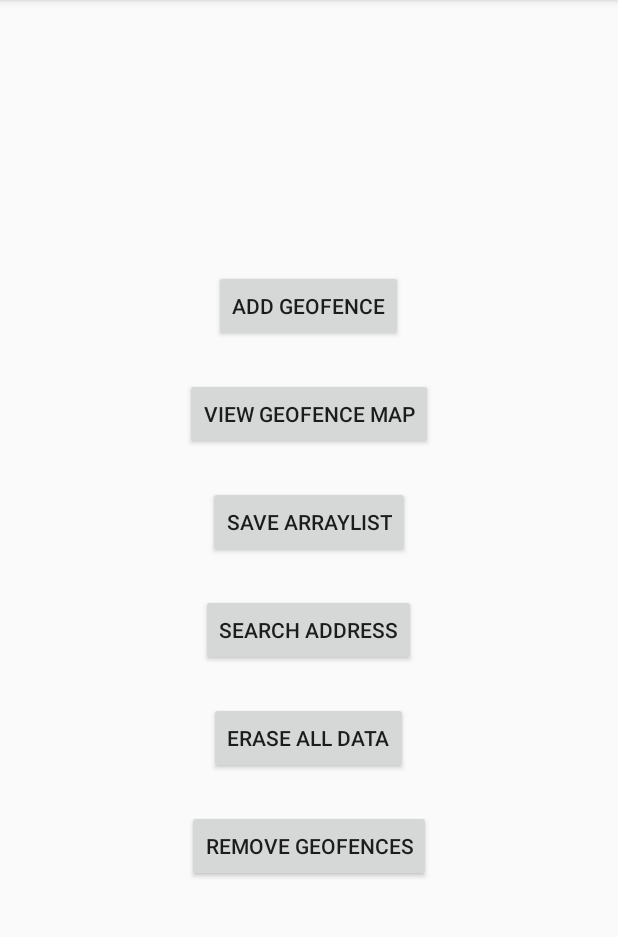
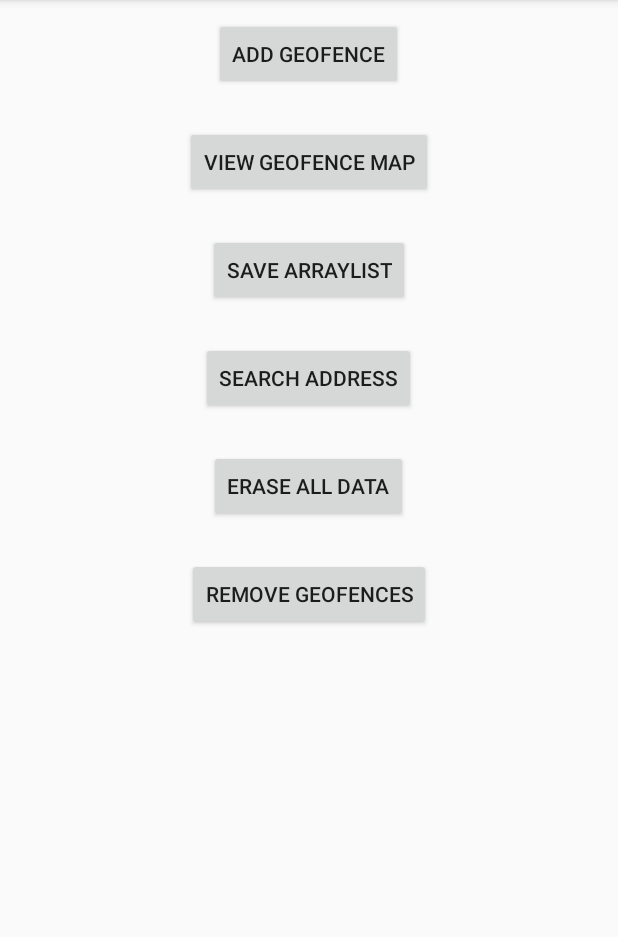
Before and after one commit to khash021/PassFence, an Android app: the screen it shows after launch (MainActivity), on a phone screen of 412 x 824 dp, the part 84-1021 px from its top. Run offline under Robolectric (Android 15) with nearby library versions, the phone set to English and light mode, and no system bars; our stand-ins replace AdMob.

Commit message:
Add expiary time to Fence and map

```diff
--- a/app/src/main/java/com/khashayarmortazavi/testgeofence/MainActivity.java
+++ b/app/src/main/java/com/khashayarmortazavi/testgeofence/MainActivity.java
@@ -33,6 +33,8 @@ public class MainActivity extends AppCompatActivity {
 
     private final static String TAG = MainActivity.class.getSimpleName();
     private final static int REQUEST_CODE = 1;
+
+    private AdView mAdView;
 
     @Override
     protected void onCreate(Bundle savedInstanceState) {
@@ -192,14 +194,15 @@ public class MainActivity extends AppCompatActivity {
 
     private void addBannerAd() {
         //find the ad view
-        AdView adView = findViewById(R.id.ad_view);
+        mAdView = findViewById(R.id.ad_view);
         //attach the listener first before loading it
-        adView.setAdListener(new ToastAdListener(this));
+        //this is for testing of knowing what is going on at each step, so disable now
+//        adView.setAdListener(new ToastAdListener(this));
         //create an ad request object using the builder
         AdRequest adRequest = new AdRequest.Builder()
                 .build();
         //load the ad request into the ad view
-        adView.loadAd(adRequest);
+        mAdView.loadAd(adRequest);
     }//addBannerAd
 
 
@@ -226,4 +229,25 @@ public class MainActivity extends AppCompatActivity {
         return super.onOptionsItemSelected(item);
     }//onOptionsItemSelected
 
+    @Override
+    protected void onResume() {
+        super.onResume();
+        //resume adview
+        mAdView.resume();
+    }//onResume
+
+    @Override
+    protected void onPause() {
+        super.onPause();
+        //pause adview (Pauses any extra processing associated with this ad view.)
+        mAdView.pause();
+    }//onPause
+
+    @Override
+    protected void onDestroy() {
+        super.onDestroy();
+        // Destroy the AdView.
+        mAdView.destroy();
+    }//onDestroy
+
 }//MainActivity
--- a/app/src/main/java/com/khashayarmortazavi/testgeofence/MapViewGeofenceActivity.java
+++ b/app/src/main/java/com/khashayarmortazavi/testgeofence/MapViewGeofenceActivity.java
@@ -191,11 +191,11 @@ public class MapViewGeofenceActivity extends AppCompatActivity implements OnMapR
             //TODO: add try/catch
             String[] properties = snippet.trim().split(",");
             String name = properties[0];
-            String duration = properties[1];
+            String expiary = properties[1];
             String type = properties[2];
 
             nameText.setText("Id: " + name);
-            durationText.setText("Duration: " + duration);
+            durationText.setText("Expires: " + expiary);
             criteriaText.setText("Criteria: " + type);
         }//render
     }//CustomInfoWindowAdapter
--- a/app/src/main/res/layout/activity_main.xml
+++ b/app/src/main/res/layout/activity_main.xml
@@ -1,61 +1,70 @@
 <?xml version="1.0" encoding="utf-8"?>
-<LinearLayout xmlns:android="http://schemas.android.com/apk/res/android"
+<RelativeLayout xmlns:android="http://schemas.android.com/apk/res/android"
+    xmlns:ads="http://schemas.android.com/apk/res-auto"
     xmlns:tools="http://schemas.android.com/tools"
-    xmlns:ads="http://schemas.android.com/apk/res-auto"
     android:layout_width="match_parent"
     android:layout_height="match_parent"
-    android:orientation="vertical"
-    tools:context=".MainActivity"
-    android:gravity="center">
+    tools:context=".MainActivity">
+
+    <LinearLayout
+        android:layout_width="match_parent"
+        android:layout_height="wrap_content"
+        android:layout_alignParentTop="true"
+        android:gravity="center"
+        android:orientation="vertical">
+
 
         <Button
             android:id="@+id/button_geofence_activity"
             android:layout_width="wrap_content"
             android:layout_height="wrap_content"
             android:layout_margin="12dp"
-        android:text="Add Geofence"/>
+            android:text="Add Geofence" />
 
         <Button
             android:id="@+id/button_view_geofence_activity"
             android:layout_width="wrap_content"
             android:layout_height="wrap_content"
             android:layout_margin="12dp"
-        android:text="View Geofence Map"/>
+            android:text="View Geofence Map" />
 
         <Button
             android:id="@+id/button_save_arraylist"
             android:layout_width="wrap_content"
             android:layout_height="wrap_content"
             android:layout_margin="12dp"
-        android:text="Save Arraylist"/>
+            android:text="Save Arraylist" />
 
         <Button
             android:id="@+id/button_address_map"
             android:layout_width="wrap_content"
             android:layout_height="wrap_content"
             android:layout_margin="12dp"
-        android:text="Search address"/>
+            android:text="Search address" />
 
         <Button
             android:id="@+id/button_clear_list"
             android:layout_width="wrap_content"
             android:layout_height="wrap_content"
             android:layout_margin="12dp"
-        android:text="Erase all data"/>
+            android:text="Erase all data" />
 
         <Button
             android:id="@+id/button_clear_fence"
             android:layout_width="wrap_content"
             android:layout_height="wrap_content"
             android:layout_margin="12dp"
-        android:text="Remove Geofences"/>
+            android:text="Remove Geofences" />
+    </LinearLayout>
 
     <com.google.android.gms.ads.AdView
         android:id="@+id/ad_view"
         android:layout_width="match_parent"
         android:layout_height="wrap_content"
-        android:layout_gravity="bottom"
-        ads:adSize="BANNER"
-        ads:adUnitId="@string/banner_ad_unit_id_test"/>
+        android:layout_alignParentBottom="true"
+        ads:adSize="SMART_BANNER"
+        ads:adUnitId="@string/banner_ad_unit_id_test" />
 
-</LinearLayout>
+    <!--I set the size and id in code-->
+
+</RelativeLayout>
```
Also changed, not shown: app/src/main/java/com/khashayarmortazavi/testgeofence/Fence.java (+21 -1 lines). Lines whose indentation alone changed are shown as unchanged.
